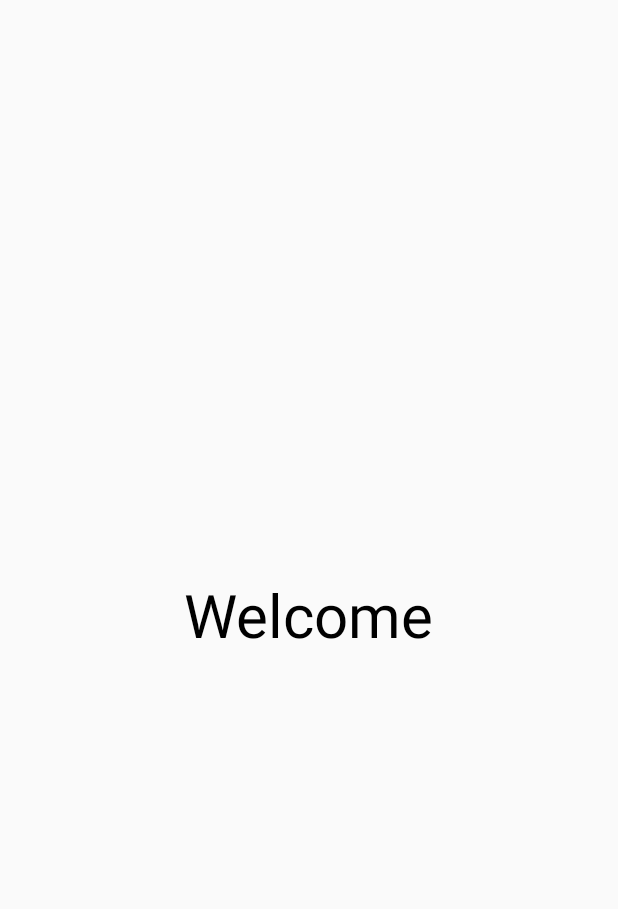
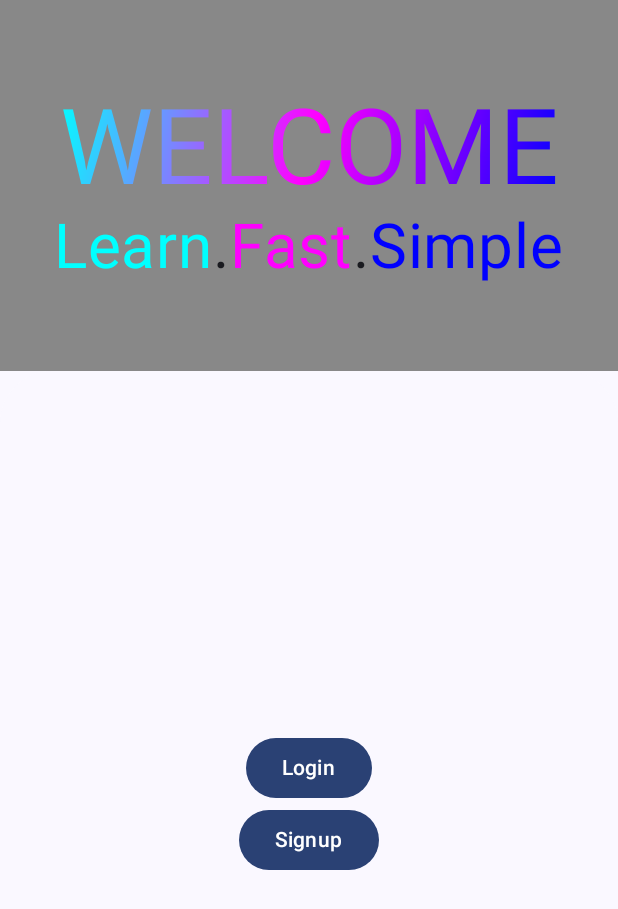
Before and after one commit to AK2000YY/LearnArithmeticOperations, an Android app built with Jetpack Compose: the screen it shows after launch (MainActivity), on a phone screen of 412 x 824 dp. Shown: the top 909 px of the screen. Run offline under Robolectric (Android 15) with nearby library versions, the phone set to English and light mode, and no system bars; our stand-ins replace Dagger/Hilt's generated code, Firebase (no records; nobody signed in at launch, a user with empty details on screens opened directly).

Commit message:
I do some word in register part.

```diff
--- a/app/src/main/java/com/example/learnarithmeticoperations/core/Constants.kt
+++ b/app/src/main/java/com/example/learnarithmeticoperations/core/Constants.kt
@@ -6,8 +6,6 @@ object Constants {
     const val REGISTER_ROUTE = "register route"
     const val WELCOME_SCREEN = "welcome screen"
     const val LOGIN_OR_SIGNUP = "login or sign up"
-    const val LOGIN = "login"
-    const val SIGNUP = "signup"
     //my app route
 
 
--- a/app/src/main/java/com/example/learnarithmeticoperations/navigation/NavSetup.kt
+++ b/app/src/main/java/com/example/learnarithmeticoperations/navigation/NavSetup.kt
@@ -18,6 +18,8 @@ fun NavSetup(
         registerGraph(
             navController = navController
         )
-        myAppGraph()
+        myAppGraph(
+            navController = navController
+        )
     }
 }
--- a/app/src/main/java/com/example/learnarithmeticoperations/navigation/Screen.kt
+++ b/app/src/main/java/com/example/learnarithmeticoperations/navigation/Screen.kt
@@ -1,4 +1,9 @@
 package com.example.learnarithmeticoperations.navigation
 
-sealed class Screen {
+import com.example.learnarithmeticoperations.core.Constants.LOGIN_OR_SIGNUP
+import com.example.learnarithmeticoperations.core.Constants.WELCOME_SCREEN
+
+sealed class Screen(val route: String) {
+    data object WelcomeScreen: Screen(WELCOME_SCREEN)
+    data object LoginOrSignup: Screen(LOGIN_OR_SIGNUP)
 }
--- a/app/src/main/java/com/example/learnarithmeticoperations/navigation/graphs/MyAppGraph.kt
+++ b/app/src/main/java/com/example/learnarithmeticoperations/navigation/graphs/MyAppGraph.kt
@@ -8,10 +8,13 @@ import androidx.compose.ui.Alignment
 import androidx.compose.ui.Modifier
 import androidx.compose.ui.unit.sp
 import androidx.navigation.NavGraphBuilder
+import androidx.navigation.NavHostController
 import androidx.navigation.compose.composable
 import androidx.navigation.compose.navigation
 
-fun NavGraphBuilder.myAppGraph() {
+fun NavGraphBuilder.myAppGraph(
+    navController: NavHostController
+) {
     navigation(
         route = "test",
         startDestination = "test1"
--- a/app/src/main/java/com/example/learnarithmeticoperations/navigation/graphs/RegisterGraph.kt
+++ b/app/src/main/java/com/example/learnarithmeticoperations/navigation/graphs/RegisterGraph.kt
@@ -6,11 +6,11 @@ import androidx.navigation.NavGraphBuilder
 import androidx.navigation.NavHostController
 import androidx.navigation.compose.composable
 import androidx.navigation.compose.navigation
-import com.example.learnarithmeticoperations.core.Constants.LOGIN
-import com.example.learnarithmeticoperations.core.Constants.LOGIN_OR_SIGNUP
 import com.example.learnarithmeticoperations.core.Constants.REGISTER_ROUTE
-import com.example.learnarithmeticoperations.core.Constants.SIGNUP
 import com.example.learnarithmeticoperations.core.Constants.WELCOME_SCREEN
+import com.example.learnarithmeticoperations.navigation.Screen.WelcomeScreen
+import com.example.learnarithmeticoperations.navigation.Screen.LoginOrSignup
+import com.example.learnarithmeticoperations.presentation.signupOrLogin.LoginOrSignupScreen
 import com.example.learnarithmeticoperations.presentation.welcome.WelcomeScreen
 
 fun NavGraphBuilder.registerGraph(
@@ -18,13 +18,13 @@ fun NavGraphBuilder.registerGraph(
 ) {
     navigation(
         route = REGISTER_ROUTE,
-        startDestination = WELCOME_SCREEN
+        startDestination = WelcomeScreen.route
     ) {
         composable(route = WELCOME_SCREEN) {
             WelcomeScreen(
                 {
                     navController.popBackStack()
-                    navController.navigate(LOGIN_OR_SIGNUP)
+                    navController.navigate(LoginOrSignup.route)
                 },
                 {
                     navController.popBackStack()
@@ -34,14 +34,18 @@ fun NavGraphBuilder.registerGraph(
                     .fillMaxSize()
             )
         }
-        composable(route = LOGIN_OR_SIGNUP) {
-
-        }
-        composable(route = LOGIN) {
-
-        }
-        composable(route = SIGNUP) {
-
+        composable(route = LoginOrSignup.route) {
+            LoginOrSignupScreen(
+                modifier = Modifier
+                    .fillMaxSize(),
+                {
+                    navController.popBackStack()
+                    navController.navigate("test")
+                },
+                {
+                    navController.popBackStack()
+                }
+            )
         }
     }
 }
--- /dev/null
+++ b/app/src/main/java/com/example/learnarithmeticoperations/presentation/signupOrLogin/ChoosePart.kt
@@ -0,0 +1,7 @@
+package com.example.learnarithmeticoperations.presentation.signupOrLogin
+
+enum class ChoosePart {
+    LoginOrSignup,
+    Login,
+    Signup
+}
--- /dev/null
+++ b/app/src/main/java/com/example/learnarithmeticoperations/presentation/signupOrLogin/LoginOrSignupScreen.kt
@@ -0,0 +1,43 @@
+package com.example.learnarithmeticoperations.presentation.signupOrLogin
+
+import androidx.compose.foundation.layout.padding
+import androidx.compose.material3.Scaffold
+import androidx.compose.runtime.Composable
+import androidx.compose.ui.Modifier
+import androidx.compose.ui.platform.LocalContext
+import androidx.hilt.navigation.compose.hiltViewModel
+import com.example.learnarithmeticoperations.presentation.signupOrLogin.compoonent.LoginORSignup
+import com.example.learnarithmeticoperations.presentation.signupOrLogin.compoonent.ProgressBar
+import com.example.learnarithmeticoperations.response.Response
+
+@Composable
+fun LoginOrSignupScreen(
+    modifier: Modifier = Modifier,
+    toMyApp: () -> Unit,
+    closeApp: () -> Unit,
+    viewModel: LoginOrSignupViewModel = hiltViewModel()
+) {
+    Scaffold(
+        modifier = modifier
+    ) { padding ->
+        LoginORSignup(
+            modifier = modifier
+                .padding(padding),
+            choosePart = viewModel.choosePart,
+            toSignup = { viewModel.toSignup() },
+            toLogin = { viewModel.toLogin() },
+            toLoginOrSignup = { viewModel.toLoginOrSignupPart() },
+            toCloseApp = { closeApp() }
+        )
+    }
+    when(val loginOrSignupResponse = viewModel.loginOrSignupResponse) {
+        is Response.Loading ->
+            if (loginOrSignupResponse.t) ProgressBar()
+        is Response.Failure -> loginOrSignupResponse.apply {
+            viewModel.showToast(LocalContext.current, e)
+        }
+        is Response.Success -> loginOrSignupResponse.apply {
+            toMyApp()
+        }
+    }
+}
--- /dev/null
+++ b/app/src/main/java/com/example/learnarithmeticoperations/presentation/signupOrLogin/LoginOrSignupViewModel.kt
@@ -0,0 +1,63 @@
+package com.example.learnarithmeticoperations.presentation.signupOrLogin
+
+import android.content.Context
+import android.widget.Toast.LENGTH_LONG
+import android.widget.Toast.makeText
+import androidx.compose.runtime.getValue
+import androidx.compose.runtime.mutableStateOf
+import androidx.compose.runtime.setValue
+import androidx.lifecycle.ViewModel
+import androidx.lifecycle.viewModelScope
+import com.example.learnarithmeticoperations.repository.AuthRepository
+import com.example.learnarithmeticoperations.response.Response
+import dagger.hilt.android.lifecycle.HiltViewModel
+import kotlinx.coroutines.launch
+import javax.inject.Inject
+
+@HiltViewModel
+class LoginOrSignupViewModel @Inject constructor(
+    private val repo: AuthRepository
+): ViewModel() {
+    var loginOrSignupResponse by mutableStateOf<Response>(Response.Loading(false))
+        private set
+
+    var choosePart by mutableStateOf(ChoosePart.LoginOrSignup)
+        private set
+
+    fun toLoginOrSignupPart() {
+        choosePart = ChoosePart.LoginOrSignup
+    }
+
+    fun toSignup() {
+        choosePart = ChoosePart.Signup
+    }
+
+    fun toLogin() {
+        choosePart = ChoosePart.Login
+    }
+
+    fun login(email: String, password: String) = viewModelScope.launch {
+        loginOrSignupResponse = Response.Loading(true)
+        loginOrSignupResponse = repo.login(email, password)
+    }
+
+    fun assertPassword(email: String, password: String, frequentPassword: String) {
+        loginOrSignupResponse = Response.Loading(true)
+        if(password == frequentPassword){
+            signup(email, password)
+        }else {
+            loginOrSignupResponse = Response.Failure("passwords are not assert")
+        }
+    }
+
+    private fun signup(email: String, password: String) = viewModelScope.launch {
+        loginOrSignupResponse = repo.signUp(email, password)
+    }
+
+    fun showToast(
+        context: Context,
+        message: String
+    ) {
+        makeText(context, message, LENGTH_LONG).show()
+    }
+}
--- /dev/null
+++ b/app/src/main/java/com/example/learnarithmeticoperations/presentation/signupOrLogin/compoonent/LoginOrSignup.kt
@@ -0,0 +1,112 @@
+package com.example.learnarithmeticoperations.presentation.signupOrLogin.compoonent
+
+import androidx.activity.compose.BackHandler
+import androidx.compose.foundation.background
+import androidx.compose.foundation.layout.Arrangement
+import androidx.compose.foundation.layout.Box
+import androidx.compose.foundation.layout.Column
+import androidx.compose.foundation.layout.fillMaxWidth
+import androidx.compose.foundation.layout.padding
+import androidx.compose.foundation.shape.RoundedCornerShape
+import androidx.compose.material3.Button
+import androidx.compose.material3.MaterialTheme
+import androidx.compose.material3.Text
+import androidx.compose.runtime.Composable
+import androidx.compose.ui.Alignment
+import androidx.compose.ui.Modifier
+import androidx.compose.ui.draw.clip
+import androidx.compose.ui.graphics.Color
+import androidx.compose.ui.unit.dp
+import com.example.learnarithmeticoperations.presentation.signupOrLogin.ChoosePart
+import com.example.learnarithmeticoperations.presentation.welcome.component.TextOfWelcome
+
+@Composable
+fun LoginORSignup(
+    modifier: Modifier = Modifier,
+    choosePart: ChoosePart,
+    toSignup: () -> Unit,
+    toLogin: () -> Unit,
+    toLoginOrSignup: () -> Unit,
+    toCloseApp: () -> Unit
+) {
+    BackHandler {
+        if(choosePart == ChoosePart.LoginOrSignup)
+            toCloseApp()
+        else
+            toLoginOrSignup()
+    }
+    Column(
+        modifier = modifier
+    ) {
+        UpPart(
+            modifier = Modifier
+                .fillMaxWidth()
+                .weight(3f)
+                .background(Color.Gray)
+        )
+        DownPart(
+            modifier = Modifier
+                .fillMaxWidth()
+                .weight(7f)
+                .clip(RoundedCornerShape(topEnd = 35.dp, topStart = 35.dp))
+                .background(MaterialTheme.colorScheme.background),
+            choosePart = choosePart,
+            toLogin = { toLogin() },
+            toSignup = { toSignup() }
+        )
+
+    }
+}
+
+@Composable
+fun UpPart(modifier: Modifier = Modifier) {
+    Box(
+        modifier = modifier,
+        contentAlignment = Alignment.Center
+    ) {
+
+        TextOfWelcome(
+            modifier = Modifier
+                .fillMaxWidth()
+                .padding(20.dp)
+        )
+    }
+}
+
+@Composable
+fun DownPart(
+    modifier: Modifier = Modifier,
+    choosePart: ChoosePart,
+    toSignup: () -> Unit,
+    toLogin: () -> Unit
+) {
+    when(choosePart){
+        ChoosePart.LoginOrSignup -> LoginOrSignupPart(
+            modifier = modifier,
+            toSignup = { toSignup() },
+            toLogin = { toLogin() }
+        )
+        ChoosePart.Signup -> SignupPart(modifier = modifier)
+        else -> LoginPart(modifier = modifier)
+    }
+}
+
+@Composable
+fun LoginOrSignupPart(
+    modifier: Modifier = Modifier,
+    toSignup: () -> Unit,
+    toLogin: () -> Unit
+) {
+    Column(
+        modifier = modifier,
+        horizontalAlignment = Alignment.CenterHorizontally,
+        verticalArrangement = Arrangement.Center
+    ) {
+        Button(onClick = { toLogin() }) {
+            Text(text = "Login")
+        }
+        Button(onClick = { toSignup() }) {
+            Text(text = "Signup")
+        }
+    }
+}
--- a/app/src/main/java/com/example/learnarithmeticoperations/presentation/welcome/WelcomeScreen.kt
+++ b/app/src/main/java/com/example/learnarithmeticoperations/presentation/welcome/WelcomeScreen.kt
@@ -1,14 +1,13 @@
 package com.example.learnarithmeticoperations.presentation.welcome
 
-import androidx.compose.foundation.layout.Box
-import androidx.compose.material3.MaterialTheme
-import androidx.compose.material3.Text
+import androidx.compose.material3.Scaffold
 import androidx.compose.runtime.Composable
-import androidx.compose.ui.Alignment
+import androidx.compose.runtime.LaunchedEffect
 import androidx.compose.ui.Modifier
-import androidx.compose.ui.unit.sp
 import androidx.hilt.navigation.compose.hiltViewModel
+import com.example.learnarithmeticoperations.presentation.welcome.component.Welcome
 import com.example.learnarithmeticoperations.response.Response
+import kotlinx.coroutines.delay
 
 @Composable
 fun WelcomeScreen(
@@ -17,21 +16,23 @@ fun WelcomeScreen(
     modifier: Modifier = Modifier,
     viewModel: WelcomeViewModel = hiltViewModel()
 ) {
-    Box(
-        modifier = modifier,
-        contentAlignment = Alignment.Center
-    ) {
-        Text(
-            text = "Welcome",
-            style = MaterialTheme.typography.titleLarge,
-            fontSize = 40.sp
+
+    Scaffold(
+        modifier = modifier
+    ) { padding ->
+        Welcome(
+            paddingValues = padding
         )
     }
 
-    when(viewModel.welcomeStatus) {
-        Response.Success(true) -> navToMyApp()
-        Response.Failure("No User") -> navToSignupOrLogin()
-        else -> {}
+    LaunchedEffect(true) {
+        delay(2000)
+        println("ak2000000000000y0y0y00y0y0yy0")
+        when(viewModel.welcomeStatus) {
+            Response.Success -> navToMyApp()
+            Response.Failure("No User") -> navToSignupOrLogin()
+            else -> {}
+        }
     }
 
 }
--- a/app/src/main/java/com/example/learnarithmeticoperations/presentation/welcome/WelcomeViewModel.kt
+++ b/app/src/main/java/com/example/learnarithmeticoperations/presentation/welcome/WelcomeViewModel.kt
@@ -17,11 +17,11 @@ class WelcomeViewModel @Inject constructor(
     private val repo: AuthRepository
 ): ViewModel() {
 
-    var welcomeStatus by mutableStateOf<Response<Boolean>>(Loading)
+    var welcomeStatus by mutableStateOf<Response>(Loading(false))
         private set
 
     init {
-        if(repo.getAuthState()) welcomeStatus = Success(true)
+        welcomeStatus = if(repo.getAuthState()) Success
         else Failure("No User")
     }
 
--- /dev/null
+++ b/app/src/main/java/com/example/learnarithmeticoperations/presentation/welcome/component/TextOfWelcom.kt
@@ -0,0 +1,98 @@
+package com.example.learnarithmeticoperations.presentation.welcome.component
+
+import androidx.compose.foundation.layout.Arrangement
+import androidx.compose.foundation.layout.Box
+import androidx.compose.foundation.layout.Column
+import androidx.compose.foundation.layout.Row
+import androidx.compose.foundation.layout.fillMaxSize
+import androidx.compose.foundation.layout.fillMaxWidth
+import androidx.compose.foundation.layout.padding
+import androidx.compose.material3.Text
+import androidx.compose.runtime.Composable
+import androidx.compose.ui.Alignment
+import androidx.compose.ui.Modifier
+import androidx.compose.ui.graphics.Brush
+import androidx.compose.ui.graphics.Color
+import androidx.compose.ui.text.SpanStyle
+import androidx.compose.ui.text.TextStyle
+import androidx.compose.ui.text.buildAnnotatedString
+import androidx.compose.ui.text.withStyle
+import androidx.compose.ui.tooling.preview.Preview
+import androidx.compose.ui.unit.dp
+import androidx.compose.ui.unit.sp
+
+@Composable
+fun TextOfWelcome(
+    modifier: Modifier = Modifier,
+    autoColor: Boolean = false
+) {
+    val gradientColors = listOf(Color.Cyan, Color.Magenta, Color.Blue)
+    val gradientText = buildAnnotatedString {
+        withStyle(style = SpanStyle(brush = Brush.linearGradient(gradientColors))) {
+            append("WELCOME")
+        }
+    }
+    Column(
+        modifier = modifier,
+        horizontalAlignment = Alignment.CenterHorizontally,
+        verticalArrangement = Arrangement.Center
+    ) {
+        Box(
+            modifier = Modifier
+                .fillMaxWidth(),
+            contentAlignment = Alignment.Center
+        ) {
+            if(autoColor)
+                Text(
+                    text = gradientText.toString(),
+                    style = TextStyle(fontSize = 70.sp)
+                )
+            else
+                Text(
+                    text = gradientText,
+                    style = TextStyle(fontSize = 70.sp)
+                )
+        }
+        Row(
+            modifier = Modifier
+                .fillMaxWidth(),
+            horizontalArrangement = Arrangement.Center
+        ) {
+            TextOfMainText(text = "Learn", color = if(autoColor) Color.Unspecified else  Color.Cyan )
+            TextOfMainText(text = ".")
+            TextOfMainText(text = "Fast", color = if(autoColor) Color.Unspecified else Color.Magenta)
+            TextOfMainText(text = ".")
+            TextOfMainText(text = "Simple", color = if(autoColor) Color.Unspecified else Color.Blue)
+        }
+    }
+}
+
+@Composable
+fun TextOfMainText(
+    text: String,
+    color: Color = Color.Unspecified
+) {
+    Text(
+        text = text,
+        color = color,
+        softWrap = false,
+        fontSize = 41.5.sp
+    )
+}
+
+@Preview
+@Composable
+private fun PrevText() {
+    Column(
+        modifier = Modifier
+            .fillMaxSize(),
+        horizontalAlignment = Alignment.CenterHorizontally,
+        verticalArrangement = Arrangement.Center
+    ) {
+        TextOfWelcome(
+            modifier = Modifier
+                .fillMaxWidth()
+                .padding(horizontal = 20.dp)
+        )
+    }
+}
--- /dev/null
+++ b/app/src/main/java/com/example/learnarithmeticoperations/presentation/welcome/component/Welcome.kt
@@ -0,0 +1,94 @@
+package com.example.learnarithmeticoperations.presentation.welcome.component
+
+import androidx.compose.foundation.layout.Arrangement
+import androidx.compose.foundation.layout.Column
+import androidx.compose.foundation.layout.PaddingValues
+import androidx.compose.foundation.layout.Row
+import androidx.compose.foundation.layout.fillMaxWidth
+import androidx.compose.foundation.layout.padding
+import androidx.compose.material3.Text
+import androidx.compose.runtime.Composable
+import androidx.compose.ui.Alignment
+import androidx.compose.ui.Modifier
+import androidx.compose.ui.draw.rotate
+import androidx.compose.ui.graphics.Color
+import androidx.compose.ui.text.font.FontWeight
+import androidx.compose.ui.unit.dp
+import androidx.compose.ui.unit.sp
+
+@Composable
+fun Welcome(
+    paddingValues: PaddingValues,
+    modifier: Modifier = Modifier
+) {
+    Column(
+        modifier = modifier
+            .padding(paddingValues),
+        horizontalAlignment = Alignment.CenterHorizontally,
+        verticalArrangement = Arrangement.Center
+    ) {
+        RowOfMultiAndAdd(
+            modifier = Modifier
+                .fillMaxWidth()
+                .weight(1f)
+        )
+        TextOfWelcome(
+            modifier = Modifier
+                .fillMaxWidth()
+                .padding(horizontal = 20.dp)
+        )
+        Divide(
+            modifier = Modifier
+                .weight(1f)
+        )
+    }
+}
+
+@Composable
+fun RowOfMultiAndAdd(
+    modifier: Modifier = Modifier
+) {
+    Row(
+        modifier = modifier,
+        verticalAlignment = Alignment.CenterVertically,
+        horizontalArrangement = Arrangement.SpaceBetween
+    ) {
+        Text(
+            text = "x",
+            fontSize = 120.sp,
+            fontWeight = FontWeight.Bold,
+            color = Color.Cyan,
+            modifier = Modifier
+                .padding(40.dp)
+        )
+        Text(
+            text = "+",
+            fontSize = 200.sp,
+            color = Color.Magenta,
+            fontWeight = FontWeight.Bold,
+            modifier = Modifier
+                .padding(top = 100.dp)
+        )
+    }
+}
+
+@Composable
+fun Divide(
+    modifier: Modifier = Modifier
+) {
+    Row(
+        modifier = modifier,
+        verticalAlignment = Alignment.CenterVertically,
+        horizontalArrangement = Arrangement.Center
+    ) {
+        Text(
+            text = "÷",
+            color = Color.Blue,
+            fontSize = 100.sp,
+            fontWeight = FontWeight.Bold,
+            modifier = Modifier
+                .padding(end = 100.dp, bottom = 100.dp)
+                .rotate(-45f)
+        )
+    }
+}
--- a/app/src/main/java/com/example/learnarithmeticoperations/response/Response.kt
+++ b/app/src/main/java/com/example/learnarithmeticoperations/response/Response.kt
@@ -1,7 +1,7 @@
 package com.example.learnarithmeticoperations.response
 
-sealed class Response<out T> {
-    data object Loading : Response<Nothing>()
-    data class Failure(val e: String): Response<Nothing>()
-    data class Success<T>(val t: T): Response<T>()
+sealed class Response {
+    data class Loading(val t: Boolean) : Response()
+    data class Failure(val e: String): Response()
+    data object Success: Response()
 }
```
Also changed, not shown: app/src/main/java/com/example/learnarithmeticoperations/presentation/signupOrLogin/compoonent/Login.kt (added, +9 -0 lines), app/src/main/java/com/example/learnarithmeticoperations/presentation/signupOrLogin/compoonent/ProgressBar.kt (added, +19 -0 lines), app/src/main/java/com/example/learnarithmeticoperations/presentation/signupOrLogin/compoonent/Signup.kt (added, +9 -0 lines), app/src/main/java/com/example/learnarithmeticoperations/repository/AuthRepository.kt (+4 -4 lines).
